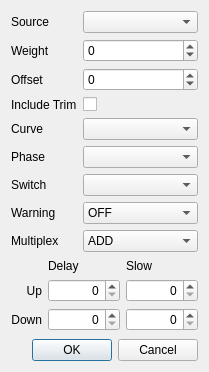
Above: src/mixerdialog.ui from roberto1903/companion9x before the change. Below: the same form after it.
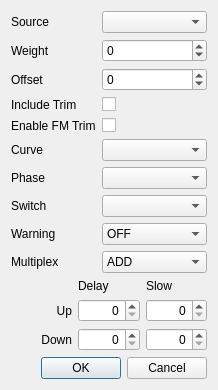
That is the form after the change. Icons and pictures are not drawn.

```diff
--- a/src/mixerdialog.ui
+++ b/src/mixerdialog.ui
@@ -6,10 +6,16 @@
    <rect>
     <x>0</x>
     <y>0</y>
-    <width>209</width>
-    <height>372</height>
+    <width>218</width>
+    <height>371</height>
    </rect>
   </property>
+  <property name="sizePolicy">
+   <sizepolicy hsizetype="Preferred" vsizetype="MinimumExpanding">
+    <horstretch>0</horstretch>
+    <verstretch>0</verstretch>
+   </sizepolicy>
+  </property>
   <property name="windowTitle">
    <string>Dialog</string>
   </property>
@@ -104,14 +110,14 @@
        </property>
       </widget>
      </item>
-     <item row="4" column="0">
+     <item row="5" column="0">
       <widget class="QLabel" name="label_6">
        <property name="text">
         <string>Curve</string>
        </property>
       </widget>
      </item>
-     <item row="4" column="1">
+     <item row="5" column="1">
       <widget class="QComboBox" name="curvesCB">
        <property name="whatsThis">
         <string>The curve used by the mix</string>
@@ -119,13 +125,28 @@
       </widget>
      </item>
      <item row="6" column="0">
+      <widget class="QLabel" name="label_10">
+       <property name="text">
+        <string>Phase</string>
+       </property>
+      </widget>
+     </item>
+     <item row="6" column="1">
+      <widget class="QComboBox" name="phasesCB">
+       <property name="whatsThis">
+        <string>Switch used by the mix.
+If blank then the mix is considered to be &quot;ON&quot; all the time.</string>
+       </property>
+      </widget>
+     </item>
+     <item row="7" column="0">
       <widget class="QLabel" name="label_7">
        <property name="text">
         <string>Switch</string>
        </property>
       </widget>
      </item>
-     <item row="6" column="1">
+     <item row="7" column="1">
       <widget class="QComboBox" name="switchesCB">
        <property name="whatsThis">
         <string>Switch used by the mix.
@@ -133,14 +154,14 @@
        </property>
       </widget>
      </item>
-     <item row="7" column="0">
+     <item row="8" column="0">
       <widget class="QLabel" name="label_8">
        <property name="text">
         <string>Warning</string>
        </property>
       </widget>
      </item>
-     <item row="7" column="1">
+     <item row="8" column="1">
       <widget class="QComboBox" name="warningCB">
        <property name="whatsThis">
         <string>Mixer warning.
@@ -168,14 +189,14 @@
        </item>
       </widget>
      </item>
-     <item row="8" column="0">
+     <item row="9" column="0">
       <widget class="QLabel" name="label_9">
        <property name="text">
         <string>Multiplex</string>
        </property>
       </widget>
      </item>
-     <item row="8" column="1">
+     <item row="9" column="1">
       <widget class="QComboBox" name="mltpxCB">
        <property name="whatsThis">
         <string>Multiplexer
@@ -203,40 +224,42 @@
        </item>
       </widget>
      </item>
-     <item row="5" column="1">
-      <widget class="QComboBox" name="phasesCB">
-       <property name="whatsThis">
-        <string>Switch used by the mix.
-If blank then the mix is considered to be &quot;ON&quot; all the time.</string>
+     <item row="4" column="0">
+      <widget class="QLabel" name="label_FMtrim">
+       <property name="text">
+        <string>Enable FM Trim</string>
        </property>
       </widget>
      </item>
-     <item row="5" column="0">
-      <widget class="QLabel" name="label_10">
-       <property name="text">
-        <string>Phase</string>
+     <item row="4" column="1">
+      <widget class="QCheckBox" name="FMtrimChkB">
+       <property name="sizePolicy">
+        <sizepolicy hsizetype="Minimum" vsizetype="Minimum">
+         <horstretch>0</horstretch>
+         <verstretch>0</verstretch>
+        </sizepolicy>
        </property>
       </widget>
      </item>
     </layout>
    </item>
    <item row="1" column="0">
-    <layout class="QGridLayout" name="gridLayout" columnstretch="0,1,1">
-     <item row="1" column="1">
+    <layout class="QGridLayout" name="gridLayout" columnstretch="0,0,0">
+     <item row="0" column="1">
       <widget class="QLabel" name="label_13">
        <property name="text">
         <string>Delay</string>
        </property>
       </widget>
      </item>
-     <item row="1" column="2">
+     <item row="0" column="2">
       <widget class="QLabel" name="label_14">
        <property name="text">
         <string>Slow</string>
        </property>
       </widget>
      </item>
-     <item row="2" column="0">
+     <item row="1" column="0">
       <widget class="QLabel" name="label_12">
        <property name="text">
         <string>Up</string>
@@ -246,7 +269,7 @@
        </property>
       </widget>
      </item>
-     <item row="2" column="1">
+     <item row="1" column="1">
       <widget class="QSpinBox" name="delayUpSB">
        <property name="whatsThis">
         <string>&lt;!DOCTYPE HTML PUBLIC &quot;-//W3C//DTD HTML 4.0//EN&quot; &quot;http://www.w3.org/TR/REC-html40/strict.dtd&quot;&gt;
@@ -269,7 +292,7 @@
        </property>
       </widget>
      </item>
-     <item row="2" column="2">
+     <item row="1" column="2">
       <widget class="QSpinBox" name="slowUpSB">
        <property name="whatsThis">
         <string>&lt;!DOCTYPE HTML PUBLIC &quot;-//W3C//DTD HTML 4.0//EN&quot; &quot;http://www.w3.org/TR/REC-html40/strict.dtd&quot;&gt;
@@ -292,7 +315,7 @@
        </property>
       </widget>
      </item>
-     <item row="3" column="0">
+     <item row="2" column="0">
       <widget class="QLabel" name="label_11">
        <property name="text">
         <string>Down</string>
@@ -302,7 +325,7 @@
        </property>
       </widget>
      </item>
-     <item row="3" column="1">
+     <item row="2" column="1">
       <widget class="QSpinBox" name="delayDownSB">
        <property name="whatsThis">
         <string>&lt;!DOCTYPE HTML PUBLIC &quot;-//W3C//DTD HTML 4.0//EN&quot; &quot;http://www.w3.org/TR/REC-html40/strict.dtd&quot;&gt;
@@ -325,7 +348,7 @@
        </property>
       </widget>
      </item>
-     <item row="3" column="2">
+     <item row="2" column="2">
       <widget class="QSpinBox" name="slowDownSB">
        <property name="whatsThis">
         <string>&lt;!DOCTYPE HTML PUBLIC &quot;-//W3C//DTD HTML 4.0//EN&quot; &quot;http://www.w3.org/TR/REC-html40/strict.dtd&quot;&gt;
@@ -348,22 +371,9 @@
        </property>
       </widget>
      </item>
-     <item row="0" column="1">
-      <spacer name="verticalSpacer">
-       <property name="orientation">
-        <enum>Qt::Vertical</enum>
-       </property>
-       <property name="sizeHint" stdset="0">
-        <size>
-         <width>20</width>
-         <height>40</height>
-        </size>
-       </property>
-      </spacer>
-     </item>
     </layout>
    </item>
-   <item row="3" column="0">
+   <item row="2" column="0">
     <widget class="QDialogButtonBox" name="buttonBox">
      <property name="orientation">
       <enum>Qt::Horizontal</enum>
@@ -373,19 +383,6 @@
      </property>
     </widget>
    </item>
-   <item row="2" column="0">
-    <spacer name="verticalSpacer_2">
-     <property name="orientation">
-      <enum>Qt::Vertical</enum>
-     </property>
-     <property name="sizeHint" stdset="0">
-      <size>
-       <width>20</width>
-       <height>40</height>
-      </size>
-     </property>
-    </spacer>
-   </item>
   </layout>
  </widget>
  <resources>
```
